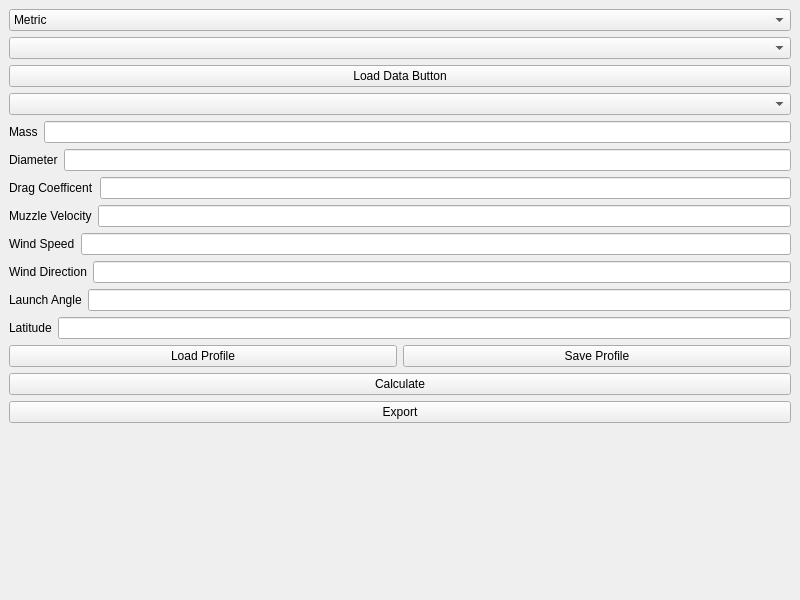
Qt form mainwindow.ui (bogflap/BallisticCalculator) before a commit.
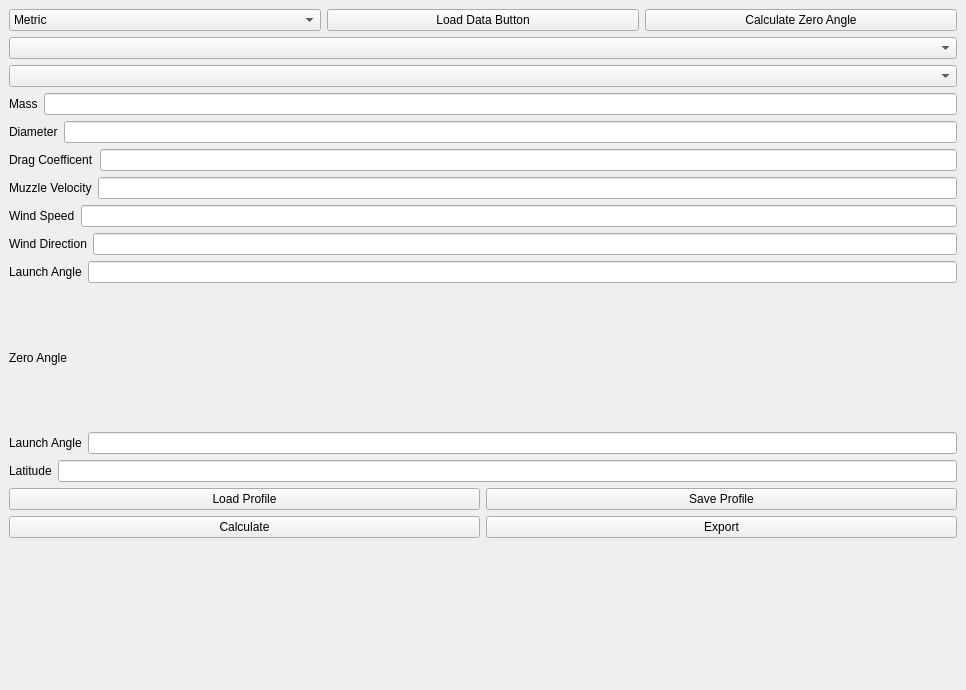
The same form after that commit. Custom widgets are drawn as their Qt base class.

Diff of the .ui file:
```diff
--- a/mainwindow.ui
+++ b/mainwindow.ui
@@ -6,8 +6,8 @@
    <rect>
     <x>0</x>
     <y>0</y>
-    <width>800</width>
-    <height>600</height>
+    <width>966</width>
+    <height>690</height>
    </rect>
   </property>
   <property name="windowTitle">
@@ -16,6 +16,8 @@
   <widget class="QWidget" name="centralwidget">
    <layout class="QVBoxLayout" name="verticalLayout">
     <item>
+     <layout class="QHBoxLayout" name="horizontalLayout_12">
+      <item>
      <widget class="QComboBox" name="unitComboBox">
       <item>
        <property name="text">
@@ -29,9 +31,6 @@
       </item>
      </widget>
     </item>
-    <item>
-     <widget class="QComboBox" name="algorithmComboBox"/>
-    </item>
     <item>
      <widget class="QPushButton" name="loadBulletDataButton">
       <property name="text">
@@ -40,6 +39,18 @@
      </widget>
     </item>
     <item>
+       <widget class="QPushButton" name="calculateZeroButton">
+        <property name="text">
+         <string>Calculate Zero Angle</string>
+        </property>
+       </widget>
+      </item>
+     </layout>
+    </item>
+    <item>
+     <widget class="QComboBox" name="algorithmComboBox"/>
+    </item>
+    <item>
      <widget class="QComboBox" name="bulletComboBox"/>
     </item>
     <item>
@@ -126,6 +137,38 @@
       </item>
      </layout>
     </item>
+    <item>
+     <layout class="QHBoxLayout" name="horizontalLayout_10">
+      <item>
+       <widget class="QLabel" name="zeroRangeLabel">
+        <property name="text">
+         <string>Launch Angle</string>
+        </property>
+       </widget>
+      </item>
+      <item>
+       <widget class="QLineEdit" name="zeroRangeEdit"/>
+      </item>
+     </layout>
+    </item>
+    <item>
+     <layout class="QHBoxLayout" name="horizontalLayout_11">
+      <item>
+       <widget class="QLabel" name="zeroAngleLabel">
+        <property name="text">
+         <string>Zero Angle</string>
+        </property>
+       </widget>
+      </item>
+      <item>
+       <widget class="QLabel" name="zeroAngleValue">
+        <property name="text">
+         <string/>
+        </property>
+       </widget>
+      </item>
+     </layout>
+    </item>
     <item>
      <layout class="QHBoxLayout" name="horizontalLayout_5">
       <item>
@@ -173,6 +216,8 @@
      </layout>
     </item>
     <item>
+     <layout class="QHBoxLayout" name="horizontalLayout_13">
+      <item>
      <widget class="QPushButton" name="calculateButton">
       <property name="text">
        <string>Calculate</string>
@@ -185,6 +230,8 @@
        <string>Export</string>
       </property>
      </widget>
+      </item>
+     </layout>
     </item>
     <item>
      <widget class="QCustomPlot" name="plot" native="true"/>
```
Lines whose indentation alone changed are shown as unchanged.
